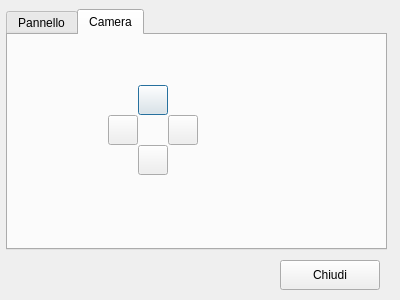
Old version of the form panelconfigurator.ui in the repository McuMirror/scoreController.
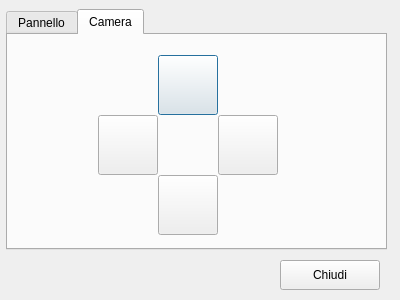
New version of the form. The open tabs and pages were chosen to show the change.

Commit message: enlarged Camera Cursors

Patch:
```diff
--- a/panelconfigurator.ui
+++ b/panelconfigurator.ui
@@ -79,22 +79,34 @@
     <widget class="QPushButton" name="upButton">
      <property name="geometry">
       <rect>
-       <x>130</x>
-       <y>50</y>
-       <width>30</width>
-       <height>30</height>
+       <x>150</x>
+       <y>20</y>
+       <width>60</width>
+       <height>60</height>
       </rect>
      </property>
+     <property name="iconSize">
+      <size>
+       <width>32</width>
+       <height>32</height>
+      </size>
+     </property>
     </widget>
     <widget class="QPushButton" name="leftButton">
      <property name="geometry">
       <rect>
-       <x>100</x>
+       <x>90</x>
        <y>80</y>
-       <width>30</width>
-       <height>30</height>
+       <width>60</width>
+       <height>60</height>
       </rect>
      </property>
+     <property name="iconSize">
+      <size>
+       <width>32</width>
+       <height>32</height>
+      </size>
+     </property>
      <property name="autoDefault">
       <bool>false</bool>
      </property>
@@ -102,22 +114,34 @@
     <widget class="QPushButton" name="rightButton">
      <property name="geometry">
       <rect>
-       <x>160</x>
+       <x>210</x>
        <y>80</y>
-       <width>30</width>
-       <height>30</height>
+       <width>60</width>
+       <height>60</height>
       </rect>
      </property>
+     <property name="iconSize">
+      <size>
+       <width>32</width>
+       <height>32</height>
+      </size>
+     </property>
     </widget>
     <widget class="QPushButton" name="downButton">
      <property name="geometry">
       <rect>
-       <x>130</x>
-       <y>110</y>
-       <width>30</width>
-       <height>30</height>
+       <x>150</x>
+       <y>140</y>
+       <width>60</width>
+       <height>60</height>
       </rect>
      </property>
+     <property name="iconSize">
+      <size>
+       <width>32</width>
+       <height>32</height>
+      </size>
+     </property>
     </widget>
    </widget>
   </widget>
```
Left out of the diff: 8 changed lines with no effect on the pictures.
